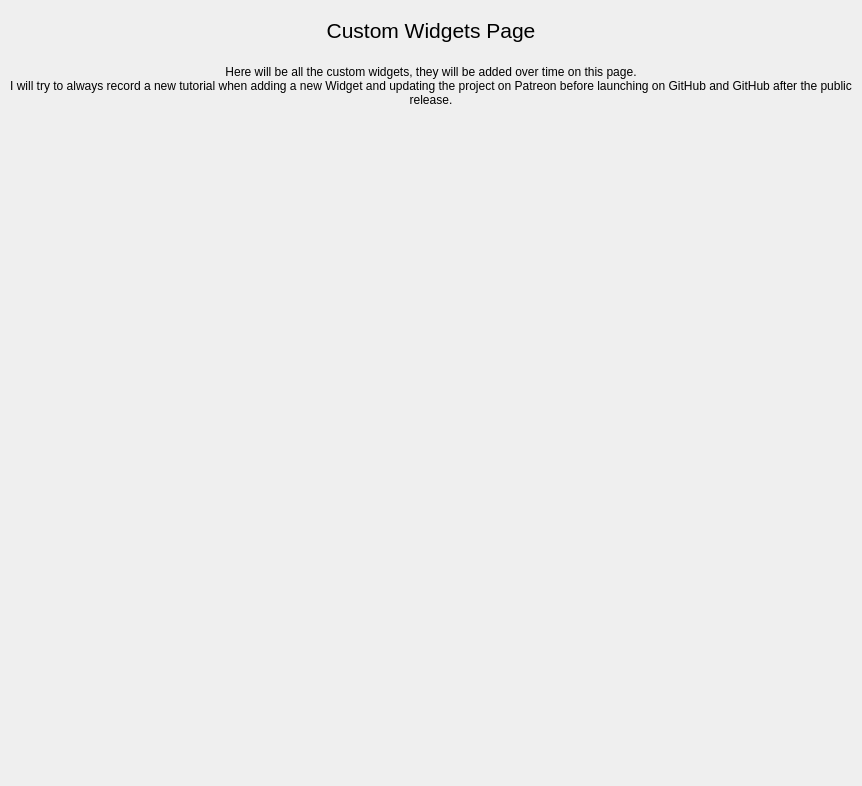
HongGang-Pub/Adaps, file Hawk/HawkGUI_v002/GUI/uis/pages/main_pages.ui: the form before one commit.
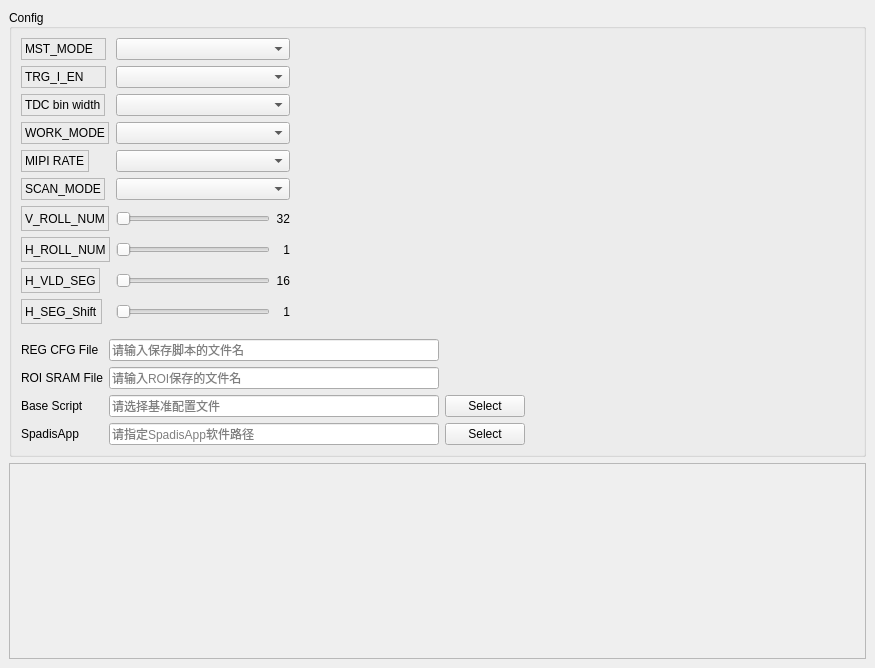
The form after the commit. The open tabs and pages were chosen to show the change.

```diff
--- a/Hawk/HawkGUI_v002/GUI/uis/pages/main_pages.ui
+++ b/Hawk/HawkGUI_v002/GUI/uis/pages/main_pages.ui
@@ -6,8 +6,8 @@
    <rect>
     <x>0</x>
     <y>0</y>
-    <width>862</width>
-    <height>786</height>
+    <width>875</width>
+    <height>668</height>
    </rect>
   </property>
   <property name="windowTitle">
@@ -1102,6 +1102,919 @@
       </layout>
      </widget>
      <widget class="QWidget" name="page_2">
+      <property name="styleSheet">
+       <string notr="true"/>
+      </property>
+      <layout class="QVBoxLayout" name="page_3_layout" stretch="0,0,2">
+       <item>
+        <widget class="QGroupBox" name="groupBox">
+         <property name="title">
+          <string>Config</string>
+         </property>
+         <property name="alignment">
+          <set>Qt::AlignLeading|Qt::AlignLeft|Qt::AlignVCenter</set>
+         </property>
+         <layout class="QVBoxLayout" name="verticalLayout_5" stretch="3,0">
+          <item>
+           <layout class="QHBoxLayout" name="horizontalLayout_4" stretch="1,1,1">
+            <property name="leftMargin">
+             <number>0</number>
+            </property>
+            <property name="topMargin">
+             <number>0</number>
+            </property>
+            <property name="rightMargin">
+             <number>0</number>
+            </property>
+            <item>
+             <layout class="QFormLayout" name="formLayout_2">
+              <property name="leftMargin">
+               <number>0</number>
+              </property>
+              <property name="topMargin">
+               <number>0</number>
+              </property>
+              <property name="rightMargin">
+               <number>9</number>
+              </property>
+              <property name="bottomMargin">
+               <number>9</number>
+              </property>
+              <item row="0" column="0">
+               <widget class="QLabel" name="MST_MODE_Label">
+                <property name="minimumSize">
+                 <size>
+                  <width>85</width>
+                  <height>0</height>
+                 </size>
+                </property>
+                <property name="maximumSize">
+                 <size>
+                  <width>85</width>
+                  <height>16777215</height>
+                 </size>
+                </property>
+                <property name="frameShape">
+                 <enum>QFrame::StyledPanel</enum>
+                </property>
+                <property name="text">
+                 <string>MST_MODE</string>
+                </property>
+                <property name="margin">
+                 <number>0</number>
+                </property>
+               </widget>
+              </item>
+              <item row="0" column="1">
+               <widget class="QComboBox" name="MST_MODE_ComboBox"/>
+              </item>
+              <item row="1" column="0">
+               <widget class="QLabel" name="TRG_I_EN_Label">
+                <property name="minimumSize">
+                 <size>
+                  <width>85</width>
+                  <height>0</height>
+                 </size>
+                </property>
+                <property name="maximumSize">
+                 <size>
+                  <width>85</width>
+                  <height>16777215</height>
+                 </size>
+                </property>
+                <property name="font">
+                 <font>
+                  <family>Microsoft YaHei UI</family>
+                  <pointsize>9</pointsize>
+                 </font>
+                </property>
+                <property name="frameShape">
+                 <enum>QFrame::StyledPanel</enum>
+                </property>
+                <property name="text">
+                 <string>TRG_I_EN</string>
+                </property>
+               </widget>
+              </item>
+              <item row="1" column="1">
+               <widget class="QComboBox" name="TRG_I_EN_ComboBox"/>
+              </item>
+              <item row="2" column="0">
+               <widget class="QLabel" name="TDC_Bin_Width_Label">
+                <property name="minimumSize">
+                 <size>
+                  <width>0</width>
+                  <height>0</height>
+                 </size>
+                </property>
+                <property name="maximumSize">
+                 <size>
+                  <width>16777215</width>
+                  <height>16777215</height>
+                 </size>
+                </property>
+                <property name="font">
+                 <font>
+                  <family>Microsoft YaHei UI</family>
+                  <pointsize>9</pointsize>
+                 </font>
+                </property>
+                <property name="frameShape">
+                 <enum>QFrame::StyledPanel</enum>
+                </property>
+                <property name="text">
+                 <string>TDC bin width</string>
+                </property>
+                <property name="buddy">
+                 <cstring>TDC_Bin_Width_2</cstring>
+                </property>
+               </widget>
+              </item>
+              <item row="2" column="1">
+               <widget class="QComboBox" name="TDC_Bin_Width_ComboBox"/>
+              </item>
+              <item row="3" column="0">
+               <widget class="QLabel" name="WORK_MODE_Label_2">
+                <property name="sizePolicy">
+                 <sizepolicy hsizetype="Preferred" vsizetype="Preferred">
+                  <horstretch>0</horstretch>
+                  <verstretch>0</verstretch>
+                 </sizepolicy>
+                </property>
+                <property name="minimumSize">
+                 <size>
+                  <width>0</width>
+                  <height>0</height>
+                 </size>
+                </property>
+                <property name="maximumSize">
+                 <size>
+                  <width>16777215</width>
+                  <height>16777215</height>
+                 </size>
+                </property>
+                <property name="frameShape">
+                 <enum>QFrame::StyledPanel</enum>
+                </property>
+                <property name="frameShadow">
+                 <enum>QFrame::Raised</enum>
+                </property>
+                <property name="text">
+                 <string>WORK_MODE</string>
+                </property>
+                <property name="margin">
+                 <number>0</number>
+                </property>
+               </widget>
+              </item>
+              <item row="3" column="1">
+               <widget class="QComboBox" name="WORK_MODE_ComboBox_2">
+                <property name="font">
+                 <font>
+                  <family>Microsoft YaHei UI</family>
+                  <pointsize>9</pointsize>
+                  <bold>false</bold>
+                 </font>
+                </property>
+               </widget>
+              </item>
+              <item row="4" column="0">
+               <widget class="QLabel" name="MIPI_RATE_Label_2">
+                <property name="sizePolicy">
+                 <sizepolicy hsizetype="Preferred" vsizetype="Preferred">
+                  <horstretch>0</horstretch>
+                  <verstretch>0</verstretch>
+                 </sizepolicy>
+                </property>
+                <property name="minimumSize">
+                 <size>
+                  <width>0</width>
+                  <height>0</height>
+                 </size>
+                </property>
+                <property name="maximumSize">
+                 <size>
+                  <width>16777215</width>
+                  <height>16777215</height>
+                 </size>
+                </property>
+                <property name="font">
+                 <font>
+                  <family>Microsoft YaHei UI</family>
+                  <pointsize>9</pointsize>
+                  <bold>false</bold>
+                 </font>
+                </property>
+                <property name="frameShape">
+                 <enum>QFrame::StyledPanel</enum>
+                </property>
+                <property name="frameShadow">
+                 <enum>QFrame::Raised</enum>
+                </property>
+                <property name="text">
+                 <string>MIPI RATE</string>
+                </property>
+               </widget>
+              </item>
+              <item row="4" column="1">
+               <widget class="QComboBox" name="MIPI_RATE_ComboBox_2">
+                <property name="font">
+                 <font>
+                  <family>Microsoft YaHei UI</family>
+                  <pointsize>9</pointsize>
+                  <bold>false</bold>
+                 </font>
+                </property>
+               </widget>
+              </item>
+              <item row="5" column="0">
+               <widget class="QLabel" name="SCAN_MODE_Label_2">
+                <property name="minimumSize">
+                 <size>
+                  <width>0</width>
+                  <height>0</height>
+                 </size>
+                </property>
+                <property name="maximumSize">
+                 <size>
+                  <width>16777215</width>
+                  <height>16777215</height>
+                 </size>
+                </property>
+                <property name="font">
+                 <font>
+                  <family>Microsoft YaHei UI</family>
+                  <pointsize>9</pointsize>
+                  <bold>false</bold>
+                 </font>
+                </property>
+                <property name="frameShape">
+                 <enum>QFrame::StyledPanel</enum>
+                </property>
+                <property name="frameShadow">
+                 <enum>QFrame::Raised</enum>
+                </property>
+                <property name="text">
+                 <string>SCAN_MODE</string>
+                </property>
+               </widget>
+              </item>
+              <item row="5" column="1">
+               <widget class="QComboBox" name="SCAN_MODE_ComboBox_2">
+                <property name="font">
+                 <font>
+                  <family>Microsoft YaHei UI</family>
+                  <pointsize>9</pointsize>
+                  <bold>false</bold>
+                 </font>
+                </property>
+               </widget>
+              </item>
+              <item row="6" column="0">
+               <widget class="QLabel" name="V_ROLL_NUM_Label_2">
+                <property name="minimumSize">
+                 <size>
+                  <width>0</width>
+                  <height>0</height>
+                 </size>
+                </property>
+                <property name="maximumSize">
+                 <size>
+                  <width>16777215</width>
+                  <height>16777215</height>
+                 </size>
+                </property>
+                <property name="font">
+                 <font>
+                  <family>Microsoft YaHei UI</family>
+                  <pointsize>9</pointsize>
+                  <bold>false</bold>
+                 </font>
+                </property>
+                <property name="frameShape">
+                 <enum>QFrame::StyledPanel</enum>
+                </property>
+                <property name="frameShadow">
+                 <enum>QFrame::Raised</enum>
+                </property>
+                <property name="text">
+                 <string>V_ROLL_NUM</string>
+                </property>
+               </widget>
+              </item>
+              <item row="6" column="1">
+               <layout class="QHBoxLayout" name="V_ROLL_NUM_CMP_2">
+                <property name="spacing">
+                 <number>0</number>
+                </property>
+                <property name="leftMargin">
+                 <number>0</number>
+                </property>
+                <property name="rightMargin">
+                 <number>0</number>
+                </property>
+                <item>
+                 <widget class="QSlider" name="V_ROLL_NUM_Slider_2">
+                  <property name="mouseTracking">
+                   <bool>false</bool>
+                  </property>
+                  <property name="minimum">
+                   <number>1</number>
+                  </property>
+                  <property name="maximum">
+                   <number>32</number>
+                  </property>
+                  <property name="pageStep">
+                   <number>1</number>
+                  </property>
+                  <property name="orientation">
+                   <enum>Qt::Horizontal</enum>
+                  </property>
+                 </widget>
+                </item>
+                <item>
+                 <widget class="QLabel" name="V_ROLL_NUM_Value_2">
+                  <property name="minimumSize">
+                   <size>
+                    <width>20</width>
+                    <height>25</height>
+                   </size>
+                  </property>
+                  <property name="maximumSize">
+                   <size>
+                    <width>20</width>
+                    <height>16777215</height>
+                   </size>
+                  </property>
+                  <property name="font">
+                   <font>
+                    <family>Microsoft YaHei UI</family>
+                    <pointsize>9</pointsize>
+                    <bold>false</bold>
+                   </font>
+                  </property>
+                  <property name="text">
+                   <string>32</string>
+                  </property>
+                  <property name="alignment">
+                   <set>Qt::AlignRight|Qt::AlignTrailing|Qt::AlignVCenter</set>
+                  </property>
+                  <property name="wordWrap">
+                   <bool>true</bool>
+                  </property>
+                  <property name="margin">
+                   <number>0</number>
+                  </property>
+                 </widget>
+                </item>
+               </layout>
+              </item>
+              <item row="7" column="0">
+               <widget class="QLabel" name="H_ROLL_NUM_Label_2">
+                <property name="minimumSize">
+                 <size>
+                  <width>0</width>
+                  <height>0</height>
+                 </size>
+                </property>
+                <property name="maximumSize">
+                 <size>
+                  <width>16777215</width>
+                  <height>16777215</height>
+                 </size>
+                </property>
+                <property name="font">
+                 <font>
+                  <family>Microsoft YaHei UI</family>
+                  <pointsize>9</pointsize>
+                  <bold>false</bold>
+                 </font>
+                </property>
+                <property name="frameShape">
+                 <enum>QFrame::StyledPanel</enum>
+                </property>
+                <property name="frameShadow">
+                 <enum>QFrame::Raised</enum>
+                </property>
+                <property name="text">
+                 <string>H_ROLL_NUM</string>
+                </property>
+               </widget>
+              </item>
+              <item row="7" column="1">
+               <layout class="QHBoxLayout" name="H_ROLL_CMP_2">
+                <property name="spacing">
+                 <number>0</number>
+                </property>
+                <property name="leftMargin">
+                 <number>0</number>
+                </property>
+                <item>
+                 <widget class="QSlider" name="H_ROLL_NUM_Slider_2">
+                  <property name="enabled">
+                   <bool>true</bool>
+                  </property>
+                  <property name="minimum">
+                   <number>1</number>
+                  </property>
+                  <property name="maximum">
+                   <number>16</number>
+                  </property>
+                  <property name="pageStep">
+                   <number>1</number>
+                  </property>
+                  <property name="orientation">
+                   <enum>Qt::Horizontal</enum>
+                  </property>
+                 </widget>
+                </item>
+                <item>
+                 <widget class="QLabel" name="H_ROLL_NUM_Value_2">
+                  <property name="minimumSize">
+                   <size>
+                    <width>20</width>
+                    <height>25</height>
+                   </size>
+                  </property>
+                  <property name="maximumSize">
+                   <size>
+                    <width>20</width>
+                    <height>16777215</height>
+                   </size>
+                  </property>
+                  <property name="font">
+                   <font>
+                    <family>Microsoft YaHei UI</family>
+                    <pointsize>9</pointsize>
+                    <bold>false</bold>
+                   </font>
+                  </property>
+                  <property name="midLineWidth">
+                   <number>0</number>
+                  </property>
+                  <property name="text">
+                   <string>1</string>
+                  </property>
+                  <property name="alignment">
+                   <set>Qt::AlignRight|Qt::AlignTrailing|Qt::AlignVCenter</set>
+                  </property>
+                  <property name="margin">
+                   <number>0</number>
+                  </property>
+                 </widget>
+                </item>
+               </layout>
+              </item>
+              <item row="8" column="0">
+               <widget class="QLabel" name="H_VLD_SEG_Label_2">
+                <property name="minimumSize">
+                 <size>
+                  <width>0</width>
+                  <height>0</height>
+                 </size>
+                </property>
+                <property name="maximumSize">
+                 <size>
+                  <width>16777215</width>
+                  <height>16777215</height>
+                 </size>
+                </property>
+                <property name="font">
+                 <font>
+                  <family>Microsoft YaHei UI</family>
+                  <pointsize>9</pointsize>
+                  <bold>false</bold>
+                 </font>
+                </property>
+                <property name="frameShape">
+                 <enum>QFrame::StyledPanel</enum>
+                </property>
+                <property name="frameShadow">
+                 <enum>QFrame::Raised</enum>
+                </property>
+                <property name="text">
+                 <string>H_VLD_SEG</string>
+                </property>
+               </widget>
+              </item>
+              <item row="8" column="1">
+               <layout class="QHBoxLayout" name="H_VLD_SEG_CMP_2">
+                <property name="spacing">
+                 <number>0</number>
+                </property>
+                <property name="leftMargin">
+                 <number>0</number>
+                </property>
+                <item>
+                 <widget class="QSlider" name="H_VLD_SEG_Slider_2">
+                  <property name="minimum">
+                   <number>1</number>
+                  </property>
+                  <property name="maximum">
+                   <number>16</number>
+                  </property>
+                  <property name="pageStep">
+                   <number>1</number>
+                  </property>
+                  <property name="orientation">
+                   <enum>Qt::Horizontal</enum>
+                  </property>
+                 </widget>
+                </item>
+                <item>
+                 <widget class="QLabel" name="H_VLD_SEG_Value_2">
+                  <property name="minimumSize">
+                   <size>
+                    <width>20</width>
+                    <height>25</height>
+                   </size>
+                  </property>
+                  <property name="maximumSize">
+                   <size>
+                    <width>20</width>
+                    <height>16777215</height>
+                   </size>
+                  </property>
+                  <property name="font">
+                   <font>
+                    <family>Microsoft YaHei UI</family>
+                    <pointsize>9</pointsize>
+                    <bold>false</bold>
+                   </font>
+                  </property>
+                  <property name="text">
+                   <string>16</string>
+                  </property>
+                  <property name="textFormat">
+                   <enum>Qt::MarkdownText</enum>
+                  </property>
+                  <property name="alignment">
+                   <set>Qt::AlignRight|Qt::AlignTrailing|Qt::AlignVCenter</set>
+                  </property>
+                  <property name="margin">
+                   <number>0</number>
+                  </property>
+                 </widget>
+                </item>
+               </layout>
+              </item>
+              <item row="9" column="0">
+               <widget class="QLabel" name="H_SEG_Shift_Label_2">
+                <property name="minimumSize">
+                 <size>
+                  <width>0</width>
+                  <height>0</height>
+                 </size>
+                </property>
+                <property name="maximumSize">
+                 <size>
+                  <width>16777215</width>
+                  <height>16777215</height>
+                 </size>
+                </property>
+                <property name="font">
+                 <font>
+                  <family>Microsoft YaHei UI</family>
+                  <pointsize>9</pointsize>
+                  <bold>false</bold>
+                 </font>
+                </property>
+                <property name="frameShape">
+                 <enum>QFrame::StyledPanel</enum>
+                </property>
+                <property name="frameShadow">
+                 <enum>QFrame::Raised</enum>
+                </property>
+                <property name="text">
+                 <string>H_SEG_Shift</string>
+                </property>
+               </widget>
+              </item>
+              <item row="9" column="1">
+               <layout class="QHBoxLayout" name="H_SEG_Shift_CMP_2">
+                <property name="spacing">
+                 <number>0</number>
+                </property>
+                <property name="leftMargin">
+                 <number>0</number>
+                </property>
+                <property name="rightMargin">
+                 <number>0</number>
+                </property>
+                <item>
+                 <widget class="QSlider" name="H_SEG_Shift_Slider_2">
+                  <property name="enabled">
+                   <bool>true</bool>
+                  </property>
+                  <property name="minimum">
+                   <number>0</number>
+                  </property>
+                  <property name="maximum">
+                   <number>15</number>
+                  </property>
+                  <property name="singleStep">
+                   <number>1</number>
+                  </property>
+                  <property name="pageStep">
+                   <number>1</number>
+                  </property>
+                  <property name="value">
+                   <number>0</number>
+                  </property>
+                  <property name="sliderPosition">
+                   <number>0</number>
+                  </property>
+                  <property name="orientation">
+                   <enum>Qt::Horizontal</enum>
+                  </property>
+                 </widget>
+                </item>
+                <item>
+                 <widget class="QLabel" name="H_SEG_Shift_Value_2">
+                  <property name="minimumSize">
+                   <size>
+                    <width>20</width>
+                    <height>25</height>
+                   </size>
+                  </property>
+                  <property name="maximumSize">
+                   <size>
+                    <width>20</width>
+                    <height>16777215</height>
+                   </size>
+                  </property>
+                  <property name="font">
+                   <font>
+                    <family>Microsoft YaHei UI</family>
+                    <pointsize>9</pointsize>
+                    <bold>false</bold>
+                   </font>
+                  </property>
+                  <property name="text">
+                   <string>1</string>
+                  </property>
+                  <property name="textFormat">
+                   <enum>Qt::MarkdownText</enum>
+                  </property>
+                  <property name="alignment">
+                   <set>Qt::AlignRight|Qt::AlignTrailing|Qt::AlignVCenter</set>
+                  </property>
+                  <property name="margin">
+                   <number>0</number>
+                  </property>
+                 </widget>
+                </item>
+               </layout>
+              </item>
+             </layout>
+            </item>
+            <item>
+             <layout class="QFormLayout" name="formLayout_3"/>
+            </item>
+            <item>
+             <layout class="QFormLayout" name="formLayout_5"/>
+            </item>
+           </layout>
+          </item>
+          <item>
+           <layout class="QGridLayout" name="gridLayout_2">
+            <property name="topMargin">
+             <number>0</number>
+            </property>
+            <property name="rightMargin">
+             <number>0</number>
+            </property>
+            <item row="4" column="0">
+             <widget class="QLabel" name="Sel_Config_file_Label_2">
+              <property name="minimumSize">
+               <size>
+                <width>0</width>
+                <height>0</height>
+               </size>
+              </property>
+              <property name="maximumSize">
+               <size>
+                <width>16777215</width>
+                <height>16777215</height>
+               </size>
+              </property>
+              <property name="font">
+               <font>
+                <family>Microsoft YaHei UI</family>
+                <pointsize>9</pointsize>
+                <bold>false</bold>
+               </font>
+              </property>
+              <property name="frameShape">
+               <enum>QFrame::NoFrame</enum>
+              </property>
+              <property name="frameShadow">
+               <enum>QFrame::Raised</enum>
+              </property>
+              <property name="text">
+               <string>Base Script</string>
+              </property>
+             </widget>
+            </item>
+            <item row="3" column="0">
+             <widget class="QLabel" name="ROI_SRAM_File_Label_2">
+              <property name="font">
+               <font>
+                <family>Microsoft YaHei UI</family>
+                <pointsize>9</pointsize>
+               </font>
+              </property>
+              <property name="text">
+               <string>ROI SRAM File</string>
+              </property>
+             </widget>
+            </item>
+            <item row="5" column="2">
+             <widget class="QPushButton" name="SPadisApp_Path_Sel_Button">
+              <property name="sizePolicy">
+               <sizepolicy hsizetype="Maximum" vsizetype="Fixed">
+                <horstretch>0</horstretch>
+                <verstretch>0</verstretch>
+               </sizepolicy>
+              </property>
+              <property name="text">
+               <string>Select</string>
+              </property>
+             </widget>
+            </item>
+            <item row="6" column="1">
+             <layout class="QHBoxLayout" name="horizontalLayout_5">
+              <property name="rightMargin">
+               <number>0</number>
+              </property>
+             </layout>
+            </item>
+            <item row="3" column="1">
+             <widget class="QLineEdit" name="ROI_SRAM_File_LineEdit_2">
+              <property name="font">
+               <font>
+                <family>Microsoft YaHei UI</family>
+                <pointsize>9</pointsize>
+               </font>
+              </property>
+              <property name="placeholderText">
+               <string>请输入ROI保存的文件名</string>
+              </property>
+             </widget>
+            </item>
+            <item row="1" column="0">
+             <widget class="QLabel" name="REG_CFG_File_Label_2">
+              <property name="font">
+               <font>
+                <family>Microsoft YaHei UI</family>
+                <pointsize>9</pointsize>
+               </font>
+              </property>
+              <property name="text">
+               <string>REG CFG File</string>
+              </property>
+             </widget>
+            </item>
+            <item row="1" column="1">
+             <widget class="QLineEdit" name="REG_CFG_File_LineEdit_2">
+              <property name="font">
+               <font>
+                <family>Microsoft YaHei UI</family>
+                <pointsize>9</pointsize>
+               </font>
+              </property>
+              <property name="placeholderText">
+               <string>请输入保存脚本的文件名</string>
+              </property>
+             </widget>
+            </item>
+            <item row="5" column="0">
+             <widget class="QLabel" name="SPadisApp_Path_Sel_Label">
+              <property name="minimumSize">
+               <size>
+                <width>0</width>
+                <height>0</height>
+               </size>
+              </property>
+              <property name="maximumSize">
+               <size>
+                <width>16777215</width>
+                <height>16777215</height>
+               </size>
+              </property>
+              <property name="font">
+               <font>
+                <family>Microsoft YaHei UI</family>
+                <pointsize>9</pointsize>
+                <bold>false</bold>
+               </font>
+              </property>
+              <property name="frameShape">
+               <enum>QFrame::NoFrame</enum>
+              </property>
+              <property name="frameShadow">
+               <enum>QFrame::Raised</enum>
+              </property>
+              <property name="text">
+               <string>SpadisApp</string>
+              </property>
+             </widget>
+            </item>
+            <item row="5" column="1">
+             <widget class="QLineEdit" name="SPadisApp_Path_Sel__LineEdit">
+              <property name="enabled">
+               <bool>true</bool>
+              </property>
+              <property name="sizePolicy">
+               <sizepolicy hsizetype="Preferred" vsizetype="Fixed">
+                <horstretch>0</horstretch>
+                <verstretch>0</verstretch>
+               </sizepolicy>
+              </property>
+              <property name="focusPolicy">
+               <enum>Qt::StrongFocus</enum>
+              </property>
+              <property name="readOnly">
+               <bool>true</bool>
+              </property>
+              <property name="placeholderText">
+               <string>请指定SpadisApp软件路径</string>
+              </property>
+             </widget>
+            </item>
+            <item row="4" column="1">
+             <widget class="QLineEdit" name="Sel_Config_file_LineEdit_2">
+              <property name="enabled">
+               <bool>true</bool>
+              </property>
+              <property name="sizePolicy">
+               <sizepolicy hsizetype="Preferred" vsizetype="Fixed">
+                <horstretch>0</horstretch>
+                <verstretch>0</verstretch>
+               </sizepolicy>
+              </property>
+              <property name="focusPolicy">
+               <enum>Qt::StrongFocus</enum>
+              </property>
+              <property name="readOnly">
+               <bool>true</bool>
+              </property>
+              <property name="placeholderText">
+               <string>请选择基准配置文件</string>
+              </property>
+             </widget>
+            </item>
+            <item row="4" column="2">
+             <widget class="QPushButton" name="Sel_Config_file_Button_2">
+              <property name="sizePolicy">
+               <sizepolicy hsizetype="Maximum" vsizetype="Fixed">
+                <horstretch>0</horstretch>
+                <verstretch>0</verstretch>
+               </sizepolicy>
+              </property>
+              <property name="text">
+               <string>Select</string>
+              </property>
+             </widget>
+            </item>
+            <item row="1" column="3">
+             <spacer name="horizontalSpacer">
+              <property name="orientation">
+               <enum>Qt::Horizontal</enum>
+              </property>
+              <property name="sizeHint" stdset="0">
+               <size>
+                <width>20</width>
+                <height>20</height>
+               </size>
+              </property>
+             </spacer>
+            </item>
+           </layout>
+          </item>
+         </layout>
+        </widget>
+       </item>
+       <item>
+        <layout class="QVBoxLayout" name="verticalLayout_6"/>
+       </item>
+       <item>
+        <layout class="QVBoxLayout" name="MoreConfig">
+         <item>
+          <widget class="QFrame" name="frame">
+           <property name="frameShape">
+            <enum>QFrame::StyledPanel</enum>
+           </property>
+           <property name="frameShadow">
+            <enum>QFrame::Raised</enum>
+           </property>
+          </widget>
+         </item>
+        </layout>
+       </item>
+      </layout>
+     </widget>
+     <widget class="QWidget" name="page_3">
       <layout class="QVBoxLayout" name="page_2_layout">
        <property name="spacing">
         <number>5</number>
@@ -1140,8 +2053,8 @@
            <rect>
             <x>0</x>
             <y>0</y>
-            <width>852</width>
-            <height>776</height>
+            <width>865</width>
+            <height>658</height>
            </rect>
           </property>
           <property name="styleSheet">
@@ -1222,125 +2135,6 @@
        </item>
       </layout>
      </widget>
-     <widget class="QWidget" name="page_3">
-      <property name="styleSheet">
-       <string notr="true"/>
-      </property>
-      <layout class="QVBoxLayout" name="page_3_layout" stretch="5,2,2">
-       <item>
-        <widget class="QGroupBox" name="groupBox">
-         <property name="title">
-          <string>GroupBox</string>
-         </property>
-         <property name="alignment">
-          <set>Qt::AlignLeading|Qt::AlignLeft|Qt::AlignVCenter</set>
-         </property>
-         <layout class="QHBoxLayout" name="horizontalLayout_4" stretch="1,1,1">
-          <item>
-           <layout class="QFormLayout" name="formLayout_2">
-            <item row="0" column="0">
-             <widget class="QLabel" name="MST_MODE_Label">
-              <property name="minimumSize">
-               <size>
-                <width>85</width>
-                <height>0</height>
-               </size>
-              </property>
-              <property name="maximumSize">
-               <size>
-                <width>85</width>
-                <height>16777215</height>
-               </size>
-              </property>
-              <property name="text">
-               <string>MST_MODE</string>
-              </property>
-              <property name="margin">
-               <number>0</number>
-              </property>
-             </widget>
-            </item>
-            <item row="0" column="1">
-             <widget class="QComboBox" name="MST_MODE_ComboBox"/>
-            </item>
-            <item row="1" column="0">
-             <widget class="QLabel" name="TRG_I_EN_Label">
-              <property name="minimumSize">
-               <size>
-                <width>85</width>
-                <height>0</height>
-               </size>
-              </property>
-              <property name="maximumSize">
-               <size>
-                <width>85</width>
-                <height>16777215</height>
-               </size>
-              </property>
-              <property name="font">
-               <font>
-                <family>Microsoft YaHei UI</family>
-                <pointsize>9</pointsize>
-               </font>
-              </property>
-              <property name="text">
-               <string>TRG_I_EN</string>
-              </property>
-             </widget>
-            </item>
-            <item row="1" column="1">
-             <widget class="QComboBox" name="TRG_I_EN_ComboBox"/>
-            </item>
-            <item row="2" column="0">
-             <widget class="QLabel" name="TDC_Bin_Width_Label">
-              <property name="minimumSize">
-               <size>
-                <width>85</width>
-                <height>0</height>
-               </size>
-              </property>
-              <property name="maximumSize">
-               <size>
-                <width>85</width>
-                <height>16777215</height>
-               </size>
-              </property>
-              <property name="font">
-               <font>
-                <family>Microsoft YaHei UI</family>
-                <pointsize>9</pointsize>
-               </font>
-              </property>
-              <property name="text">
-               <string>TDC bin width</string>
-              </property>
-              <property name="buddy">
-               <cstring>TDC_Bin_Width_2</cstring>
-              </property>
-             </widget>
-            </item>
-            <item row="2" column="1">
-             <widget class="QComboBox" name="TDC_Bin_Width_ComboBox"/>
-            </item>
-           </layout>
-          </item>
-          <item>
-           <layout class="QFormLayout" name="formLayout_3"/>
-          </item>
-          <item>
-           <layout class="QFormLayout" name="formLayout_4"/>
-          </item>
-         </layout>
-        </widget>
-       </item>
-       <item>
-        <layout class="QVBoxLayout" name="verticalLayout_6"/>
-       </item>
-       <item>
-        <layout class="QVBoxLayout" name="MoreConfig"/>
-       </item>
-      </layout>
-     </widget>
     </widget>
    </item>
   </layout>
```
Left out of the diff: 311 changed lines with no effect on the pictures.
